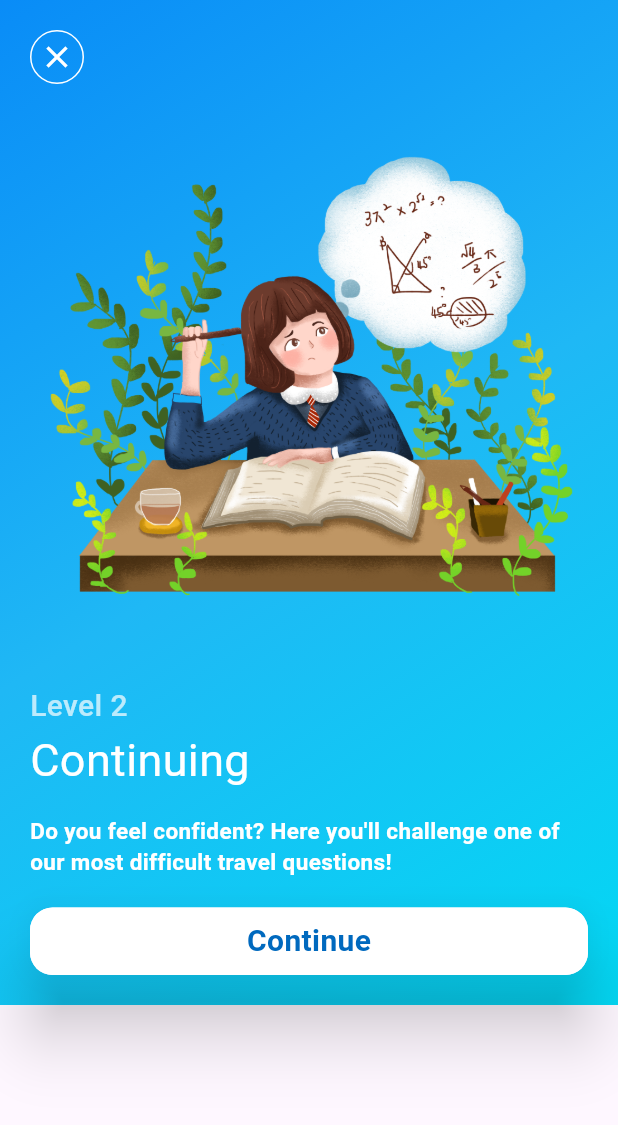
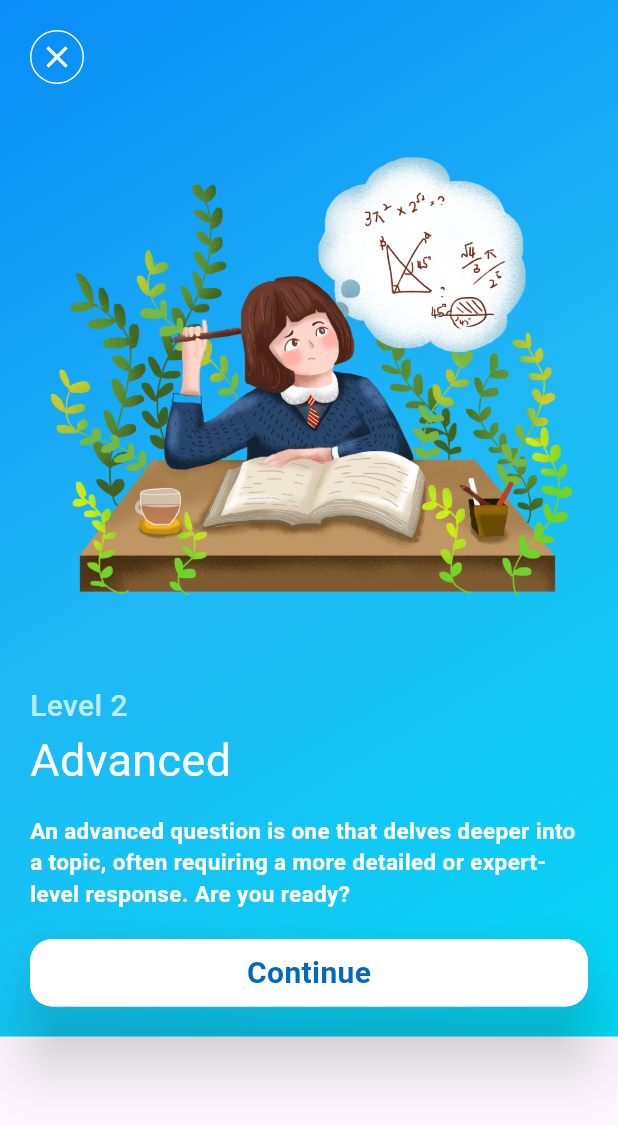
Before and after one commit to AvijitDasAvi/Quiz-App, a Flutter app: the screen it shows after launch, after a tap on "Level 2", on a phone screen of 412 x 824 dp. Shown: the top 1125 px of the screen. Run offline on Flutter 3.47's test engine with Material 3 defaults, Android fonts, the phone set to English and light mode, and no system bars.

Commit message:
Level and home page update

```diff
--- a/lib/pages/home_page.dart
+++ b/lib/pages/home_page.dart
@@ -1,5 +1,5 @@
 import 'package:flutter/material.dart';
-import 'package:quiz_app/pages/continuing_page.dart';
+import 'package:quiz_app/pages/level_page.dart';
 import 'package:quiz_app/widgets/feature_container.dart';
 import 'package:quiz_app/widgets/gradient_color.dart';
 
@@ -16,7 +16,8 @@ class _HomePageState extends State<HomePage> {
     return Scaffold(
       body: SingleChildScrollView(
         child: Container(
-          margin: EdgeInsets.only(top: 20.0, left: 20.0, right: 20.0),
+          margin:
+              EdgeInsets.only(top: 20.0, left: 20.0, right: 20.0, bottom: 20.0),
           child: Column(
             crossAxisAlignment: CrossAxisAlignment.start,
             children: [
@@ -59,7 +60,7 @@ class _HomePageState extends State<HomePage> {
               ),
               //Text widgets
               Text(
-                "Let's Play",
+                "Let's Play for English",
                 style: TextStyle(
                     color: Colors.redAccent,
                     fontSize: 25.0,
@@ -73,12 +74,29 @@ class _HomePageState extends State<HomePage> {
                     fontWeight: FontWeight.w500),
               ),
               //Level 1 container
-              FeatureContainer(
+              GestureDetector(
+                onTap: () {
+                  Navigator.push(
+                    context,
+                    MaterialPageRoute(
+                      builder: (context) => Level_Page(
+                        levelText: "Level 1",
+                        levelName: "Basic",
+                        pictureLoc: "assets/images/level1.png",
+                        infoText:
+                            "A basic question for users is one that is simple, direct, and focuses on obtaining straightforward information or feedback. It's usually clear and to the point, allowing users to respond easily without confusion. Are you ready?",
+                        backgroundColor: firstContainer(),
+                      ),
+                    ),
+                  );
+                },
+                child: FeatureContainer(
                   color: firstContainer(),
                   icon: Icons.done,
                   levelText: "Level 1",
-                discriptionText: "Travel Newbie",
+                  discriptionText: "Basic",
                   imagePath: "assets/images/level1.png",
+                ),
               ),
               SizedBox(
                 height: 10.0,
@@ -89,7 +107,14 @@ class _HomePageState extends State<HomePage> {
                   Navigator.push(
                     context,
                     MaterialPageRoute(
-                      builder: (context) => Continuing(),
+                      builder: (context) => Level_Page(
+                        levelText: "Level 2",
+                        levelName: "Advanced",
+                        pictureLoc: "assets/images/level2.png",
+                        infoText:
+                            "An advanced question is one that delves deeper into a topic, often requiring a more detailed or expert-level response. Are you ready?",
+                        backgroundColor: secondContainer(),
+                      ),
                     ),
                   );
                 },
@@ -97,7 +122,7 @@ class _HomePageState extends State<HomePage> {
                   icon: Icons.play_arrow,
                   color: secondContainer(),
                   levelText: "Level 2",
-                  discriptionText: "Continuing",
+                  discriptionText: "Advanced",
                   imagePath: "assets/images/level2.png",
                 ),
               ),
@@ -105,12 +130,29 @@ class _HomePageState extends State<HomePage> {
                 height: 10.0,
               ),
               //Level 3 container
-              FeatureContainer(
+              GestureDetector(
+                onTap: () {
+                  Navigator.push(
+                    context,
+                    MaterialPageRoute(
+                      builder: (context) => Level_Page(
+                        levelText: "Level 3",
+                        levelName: "Experienced",
+                        pictureLoc: "assets/images/level3.png",
+                        infoText:
+                            "An experienced question should reflect a deeper understanding of the topic and aim to explore more complex or nuanced aspects. Are you ready?",
+                        backgroundColor: thirdContainer(),
+                      ),
+                    ),
+                  );
+                },
+                child: FeatureContainer(
                   icon: Icons.lock,
                   color: thirdContainer(),
                   levelText: "Level 3",
                   discriptionText: "Experienced",
                   imagePath: "assets/images/level3.png",
+                ),
               ),
             ],
           ),
--- a/lib/pages/continuing_page.dart
+++ b/lib/pages/level_page.dart
@@ -1,14 +1,21 @@
 import 'package:flutter/material.dart';
-import 'package:quiz_app/widgets/gradient_color.dart';
 
-class Continuing extends StatefulWidget {
-  const Continuing({super.key});
+// ignore: camel_case_types
+class Level_Page extends StatelessWidget {
+  final String levelText;
+  final String levelName;
+  final String pictureLoc;
+  final String infoText;
+  final LinearGradient backgroundColor;
 
-  @override
-  State<Continuing> createState() => _ContinuingState();
-}
+  const Level_Page(
+      {super.key,
+      required this.levelText,
+      required this.levelName,
+      required this.pictureLoc,
+      required this.infoText,
+      required this.backgroundColor});
 
-class _ContinuingState extends State<Continuing> {
   @override
   Widget build(BuildContext context) {
     return Scaffold(
@@ -17,7 +24,7 @@ class _ContinuingState extends State<Continuing> {
           padding: EdgeInsets.all(20.0),
           width: MediaQuery.of(context).size.width,
           decoration: BoxDecoration(
-            gradient: secondContainer(),
+            gradient: backgroundColor,
           ),
           child: Column(
             crossAxisAlignment: CrossAxisAlignment.start,
@@ -45,13 +52,13 @@ class _ContinuingState extends State<Continuing> {
               ),
               //Top image
               Image.asset(
-                "assets/images/level2.png",
+                pictureLoc,
                 height: 400,
                 width: 400,
               ),
               //Text widgets
               Text(
-                "Level 2",
+                levelText,
                 style: TextStyle(
                   color: Colors.white70,
                   fontWeight: FontWeight.w500,
@@ -59,7 +66,7 @@ class _ContinuingState extends State<Continuing> {
                 ),
               ),
               Text(
-                "Continuing",
+                levelName,
                 style: TextStyle(
                   fontSize: 30.0,
                   color: Colors.white,
@@ -69,7 +76,7 @@ class _ContinuingState extends State<Continuing> {
                 height: 15.0,
               ),
               Text(
-                "Do you feel confident? Here you'll challenge one of our most difficult travel questions!",
+                infoText,
                 style: TextStyle(
                   fontSize: 15.0,
                   fontWeight: FontWeight.w600,
```
Lines whose indentation alone changed are shown as unchanged.
